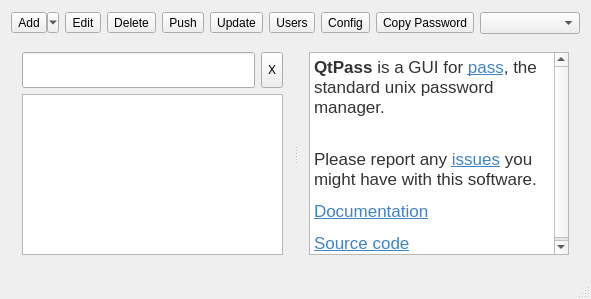
Old version of the form mainwindow.ui in the repository IJHack/QtPass.
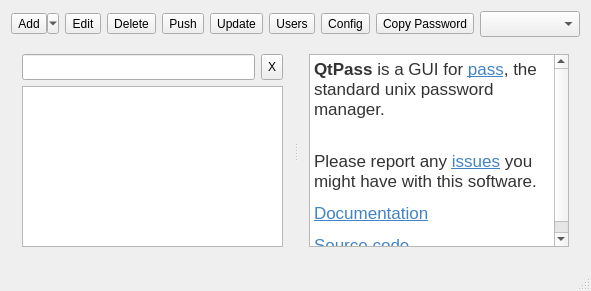
New version of the form. Icons and pictures are not drawn.

The edit to the form file:
```diff
--- a/mainwindow.ui
+++ b/mainwindow.ui
@@ -6,8 +6,8 @@
    <rect>
     <x>0</x>
     <y>0</y>
-    <width>498</width>
-    <height>299</height>
+    <width>398</width>
+    <height>291</height>
    </rect>
   </property>
   <property name="windowTitle">
@@ -241,7 +241,7 @@
          <property name="minimumSize">
           <size>
            <width>100</width>
-           <height>10</height>
+           <height>26</height>
           </size>
          </property>
         </widget>
@@ -256,6 +256,9 @@
       </property>
       <widget class="QWidget" name="layoutWidget">
        <layout class="QVBoxLayout" name="verticalLayoutTree">
+        <property name="spacing">
+         <number>6</number>
+        </property>
         <item>
          <layout class="QHBoxLayout" name="horizontalLayout">
           <item>
@@ -263,7 +266,7 @@
             <property name="minimumSize">
              <size>
               <width>0</width>
-              <height>36</height>
+              <height>26</height>
              </size>
             </property>
            </widget>
@@ -273,7 +276,7 @@
             <property name="minimumSize">
              <size>
               <width>0</width>
-              <height>36</height>
+              <height>26</height>
              </size>
             </property>
             <property name="text">
```
Left out of the diff: 7 changed lines with no effect on the pictures.
